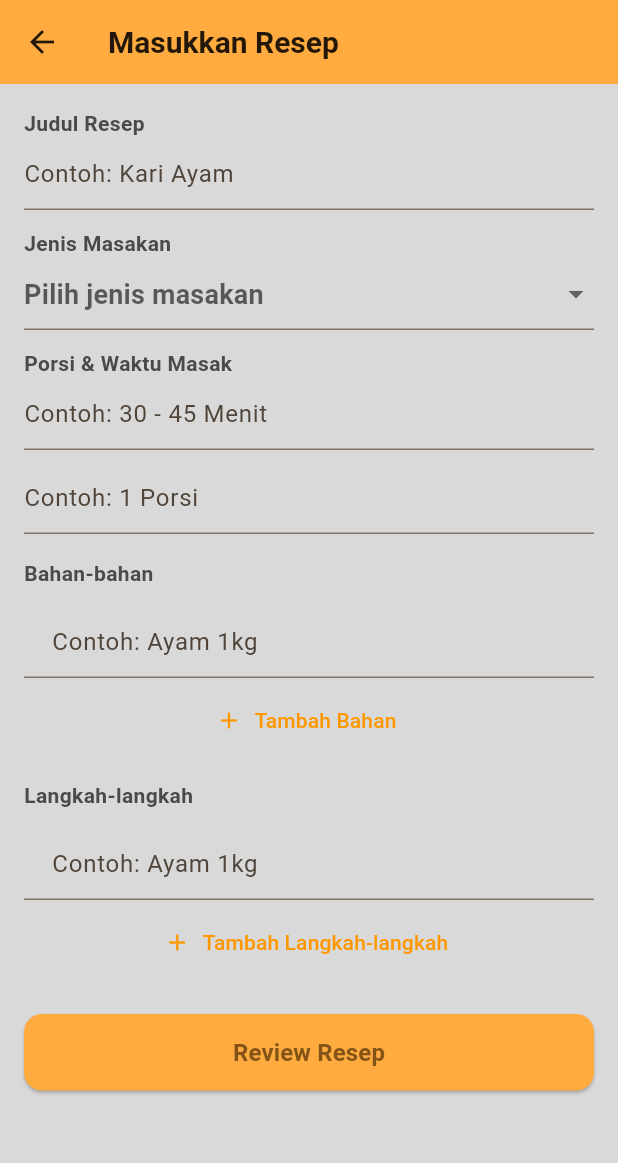
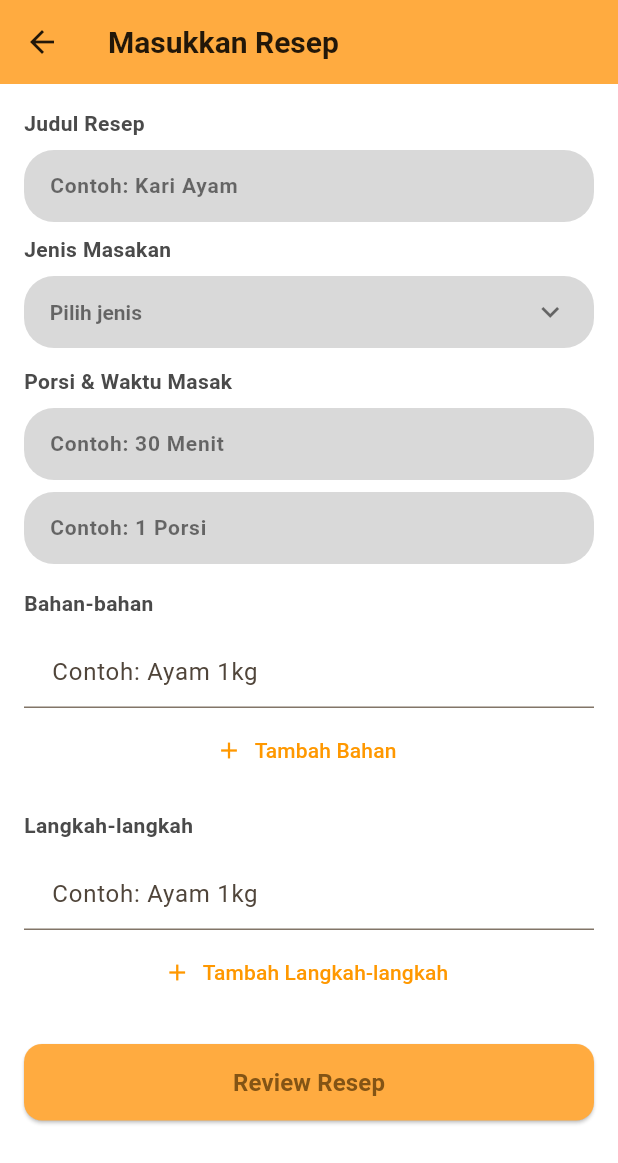
Before and after one commit to dalvero/recibe-box, a Flutter app: the ScreenFormTambahResep screen opened directly, on a phone screen of 412 x 824 dp. Shown: the top 1163 px of the screen. Run offline on Flutter 3.47's test engine with Material 3 defaults, Android fonts, the phone set to English and light mode, and no system bars; our stand-ins replace convex_bottom_bar, image_picker.

Commit message:
add widget mytextfield and dropdown

```diff
--- a/lib/screens/screen_form_tambah.dart
+++ b/lib/screens/screen_form_tambah.dart
@@ -2,6 +2,8 @@ import 'package:flutter/material.dart';
 import 'package:recipe_box/screens/screen_review_resep.dart';
 import 'package:recipe_box/themes/my_themes.dart';
 import 'package:recipe_box/models/resep_model.dart';
+import 'package:recipe_box/widgets/my_dropdown.dart';
+import 'package:recipe_box/widgets/my_textfield.dart';
 
 class ScreenFormTambahResep extends StatefulWidget {
   const ScreenFormTambahResep({super.key});
@@ -33,7 +35,7 @@ class _ScreenFormTambahResepState extends State<ScreenFormTambahResep> {
   @override
   Widget build(BuildContext context) {
     return Scaffold(
-      backgroundColor: MyThemes.greyColor,
+      backgroundColor: MyThemes.backgroundColor,
       appBar: AppBar(
         title: const Text("Masukkan Resep"),
         backgroundColor: MyThemes.primaryColor,
@@ -46,49 +48,47 @@ class _ScreenFormTambahResepState extends State<ScreenFormTambahResep> {
           child: Column(
             crossAxisAlignment: CrossAxisAlignment.start,
             children: [
-              // Judul
+              // JUDUL RESEP
               const Text("Judul Resep", style: TextStyle(fontWeight: FontWeight.bold)),
-              TextFormField(
+              const SizedBox(height: 8),
+              MyTextfield(
+                hintText: "Contoh: Kari Ayam",
                 controller: _judulController,
-                decoration: const InputDecoration(hintText: "Contoh: Kari Ayam"),
-                validator: (v) => v!.isEmpty ? "Judul wajib diisi" : null,
+              ),
+              const SizedBox(height: 8),
+
+              // JENIS MASAKAN
+              const Text("Jenis Masakan", style: TextStyle(fontWeight: FontWeight.bold)),
+              const SizedBox(height: 8),
+              MyDropdown(
+                value: _kategoriDipilih,
+                items: _kategoriList,
+                onChanged: (value) => setState(() => _kategoriDipilih = value),
+                hintText: "Pilih jenis",
               ),
               const SizedBox(height: 12),
 
-              // Jenis Masakan
-              const Text("Jenis Masakan", style: TextStyle(fontWeight: FontWeight.bold)),
-              DropdownButtonFormField<String>(
-                value: _kategoriDipilih,
-                decoration: const InputDecoration(),
-                hint: const Text("Pilih jenis masakan"),
-                items: _kategoriList.map((e) {
-                  return DropdownMenuItem(value: e, child: Text(e));
-                }).toList(),
-                onChanged: (value) => setState(() => _kategoriDipilih = value),
-                validator: (v) => v == null ? "Pilih kategori" : null,
-              ),
-              const SizedBox(height: 12),
-
-              // Porsi & Waktu Masak
+              // PORSI & WAKTU MASAK
               const Text("Porsi & Waktu Masak", style: TextStyle(fontWeight: FontWeight.bold)),
-              TextFormField(
+              const SizedBox(height: 8,),
+              MyTextfield(
+                hintText: "Contoh: 30 Menit",
                 controller: _waktuController,
-                decoration: const InputDecoration(hintText: "Contoh: 30 - 45 Menit"),
               ),
               const SizedBox(height: 8),
-              TextFormField(
+               MyTextfield(
+                hintText: "Contoh: 1 Porsi",
                 controller: _porsiController,
-                decoration: const InputDecoration(hintText: "Contoh: 1 Porsi"),
               ),
               const SizedBox(height: 16),
 
-              // Bahan-bahan
+              // BAHAN-BAHAN
               const Text("Bahan-bahan", style: TextStyle(fontWeight: FontWeight.bold)),
               const SizedBox(height: 8),
               ..._buildDynamicFields(_bahanControllers, "Tambah Bahan"),
               const SizedBox(height: 16),
 
-              // Langkah-langkah
+              // LANGKAH-LANGKAH
               const Text("Langkah-langkah", style: TextStyle(fontWeight: FontWeight.bold)),
               const SizedBox(height: 8),
               ..._buildDynamicFields(_langkahControllers, "Tambah Langkah-langkah"),
--- /dev/null
+++ b/lib/widgets/my_dropdown.dart
@@ -0,0 +1,118 @@
+import 'package:flutter/material.dart';
+import 'package:recipe_box/themes/my_themes.dart';
+
+class MyDropdown<T> extends StatefulWidget {
+  final String hintText;
+  final List<T> items;
+  final T? value;
+  final ValueChanged<T?> onChanged;
+  final Color backgroundColor;
+  final Color focusColor;
+  final Color iconColor;
+  final double borderRadius;
+  final EdgeInsetsGeometry padding;
+  final double height;
+  final double elevation;
+  final String Function(T)? itemLabel;
+
+  const MyDropdown({
+    super.key,
+    required this.items,
+    required this.onChanged,
+    this.value,
+    this.hintText = "Pilih opsi",
+    this.backgroundColor = MyThemes.greyColor,
+    this.focusColor = Colors.white,
+    this.iconColor = Colors.black54,
+    this.borderRadius = 20,
+    this.padding = const EdgeInsets.symmetric(horizontal: 16),
+    this.height = 48,
+    this.elevation = 0,
+    this.itemLabel,
+  });
+
+  @override
+  State<MyDropdown<T>> createState() => _MyDropdownState<T>();
+}
+
+class _MyDropdownState<T> extends State<MyDropdown<T>> {
+  bool _isFocused = false;
+  final FocusNode _focusNode = FocusNode();
+
+  @override
+  void initState() {
+    super.initState();
+    _focusNode.addListener(() {
+      setState(() {
+        _isFocused = _focusNode.hasFocus;
+      });
+    });
+  }
+
+  @override
+  void dispose() {
+    _focusNode.dispose();
+    super.dispose();
+  }
+
+  @override
+  Widget build(BuildContext context) {
+    final bgColor = _isFocused ? widget.focusColor : widget.backgroundColor;
+
+    return Focus(
+      focusNode: _focusNode,
+      child: AnimatedContainer(
+        duration: const Duration(milliseconds: 200),
+        curve: Curves.easeOut,
+        height: widget.height,
+        decoration: BoxDecoration(
+          color: bgColor,
+          borderRadius: BorderRadius.circular(widget.borderRadius),
+          border: Border.all(
+            color: _isFocused
+                ? MyThemes.primaryColor
+                : Colors.transparent,
+            width: 1.2,
+          ),
+          boxShadow: _isFocused
+              ? [
+                  BoxShadow(
+                    color: MyThemes.primaryColor.withOpacity(0.25),
+                    blurRadius: 8,
+                    offset: const Offset(0, 2),
+                  ),
+                ]
+              : [],
+        ),
+        padding: widget.padding,
+        alignment: Alignment.center,
+        child: DropdownButtonHideUnderline(
+          child: DropdownButton<T>(
+            isExpanded: true,
+            value: widget.value,
+            icon: Icon(Icons.keyboard_arrow_down, color: widget.iconColor),
+            dropdownColor: Colors.white,
+            style: MyThemes.titleMedium.copyWith(
+              color: MyThemes.textColor,
+              fontSize: 14,
+            ),
+            hint: Text(
+              widget.hintText,
+              style: const TextStyle(color: Colors.black54, fontSize: 14),
+            ),
+            items: widget.items.map((T value) {
+              return DropdownMenuItem<T>(
+                value: value,
+                child: Text(widget.itemLabel?.call(value) ?? value.toString()),
+              );
+            }).toList(),
+            onChanged: (val) {
+              widget.onChanged(val);
+              FocusScope.of(context).unfocus(); // hilangkan fokus setelah pilih
+            },
+          ),
+        ),
+      ),
+    );
+  }
+}
--- /dev/null
+++ b/lib/widgets/my_textfield.dart
@@ -0,0 +1,125 @@
+import 'package:flutter/material.dart';
+import 'package:recipe_box/themes/my_themes.dart';
+
+class MyTextfield extends StatefulWidget {
+  final String hintText;
+  final IconData? prefixIcon;
+  final Color backgroundColor;
+  final Color focusColor;
+  final Color iconColor;
+  final double borderRadius;
+  final TextStyle? hintStyle;
+  final EdgeInsetsGeometry padding;
+  final ValueChanged<String>? onChanged;
+  final ValueChanged<String>? onSubmitted;
+  final TextEditingController? controller;
+  final bool autoFocus;
+  final double height;
+  final double elevation;
+
+  const MyTextfield({
+    super.key,
+    this.hintText = "Tulis sesuatu...",
+    this.prefixIcon,
+    this.backgroundColor = MyThemes.greyColor,
+    this.focusColor = Colors.white,
+    this.iconColor = Colors.black54,
+    this.borderRadius = 20,
+    this.hintStyle,
+    this.padding = const EdgeInsets.symmetric(horizontal: 16),
+    this.onChanged,
+    this.onSubmitted,
+    this.controller,
+    this.autoFocus = false,
+    this.height = 48,
+    this.elevation = 0,
+  });
+
+  @override
+  State<MyTextfield> createState() => _MyTextfieldState();
+}
+
+class _MyTextfieldState extends State<MyTextfield> {
+  late FocusNode _focusNode;
+  bool _isFocused = false;
+
+  @override
+  void initState() {
+    super.initState();
+    _focusNode = FocusNode();
+    _focusNode.addListener(() {
+      setState(() {
+        _isFocused = _focusNode.hasFocus;
+      });
+    });
+  }
+
+  @override
+  void dispose() {
+    _focusNode.dispose();
+    super.dispose();
+  }
+
+  @override
+  Widget build(BuildContext context) {
+    final bgColor = _isFocused ? widget.focusColor : widget.backgroundColor;
+
+    return AnimatedContainer(
+      duration: const Duration(milliseconds: 200),
+      curve: Curves.easeOut,
+      height: widget.height,
+      decoration: BoxDecoration(
+        color: bgColor,
+        borderRadius: BorderRadius.circular(widget.borderRadius),
+        boxShadow: _isFocused
+            ? [
+                BoxShadow(
+                  color: MyThemes.primaryColor.withOpacity(0.25),
+                  blurRadius: 8,
+                  offset: const Offset(0, 2),
+                ),
+              ]
+            : [],
+        border: Border.all(
+          color: _isFocused
+              ? MyThemes.primaryColor
+              : Colors.transparent,
+          width: 1.2,
+        ),
+      ),
+      alignment: Alignment.center,
+      padding: widget.padding,
+      child: Row(
+        children: [
+          if (widget.prefixIcon != null) ...[
+            Icon(widget.prefixIcon, color: widget.iconColor),
+            const SizedBox(width: 10),
+          ],
+          Expanded(
+            child: TextField(
+              focusNode: _focusNode,
+              controller: widget.controller,
+              autofocus: widget.autoFocus,
+              onChanged: widget.onChanged,
+              onSubmitted: widget.onSubmitted,
+              style: MyThemes.titleMedium.copyWith(
+                color: MyThemes.textColor,
+                fontSize: 14,
+              ),
+              decoration: InputDecoration(
+                hintText: widget.hintText,
+                hintStyle: widget.hintStyle ??
+                    const TextStyle(
+                      color: Colors.black54,
+                      fontSize: 14,
+                    ),
+                border: InputBorder.none,
+                isCollapsed: true,
+              ),
+            ),
+          ),
+        ],
+      ),
+    );
+  }
+}
```
